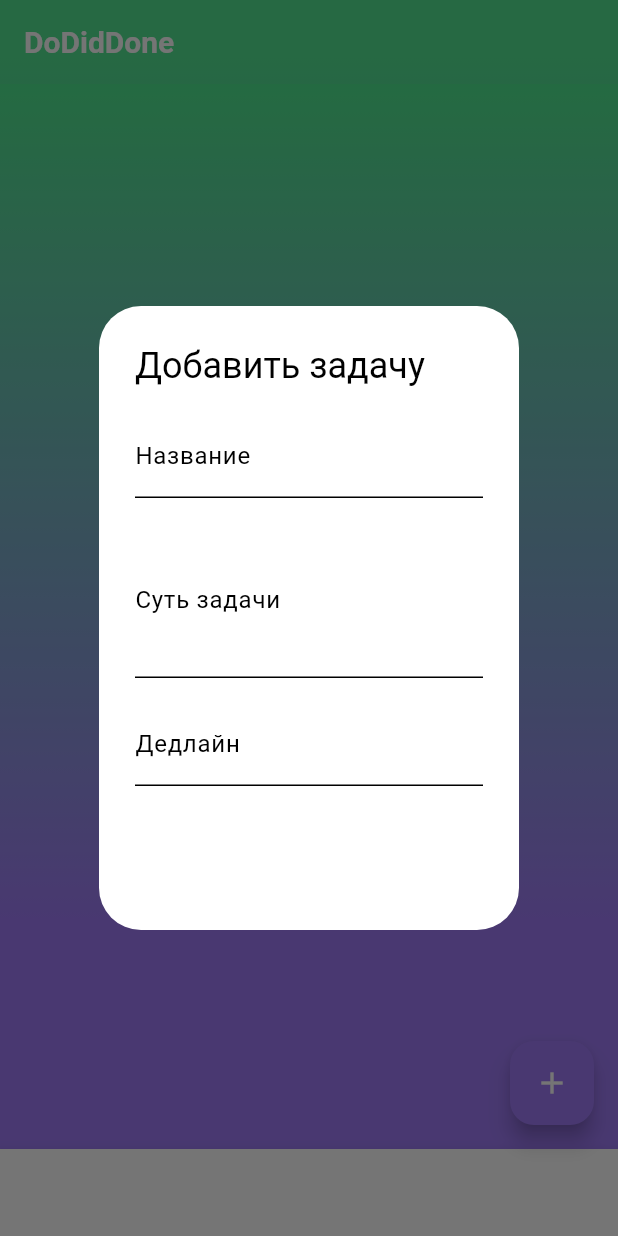
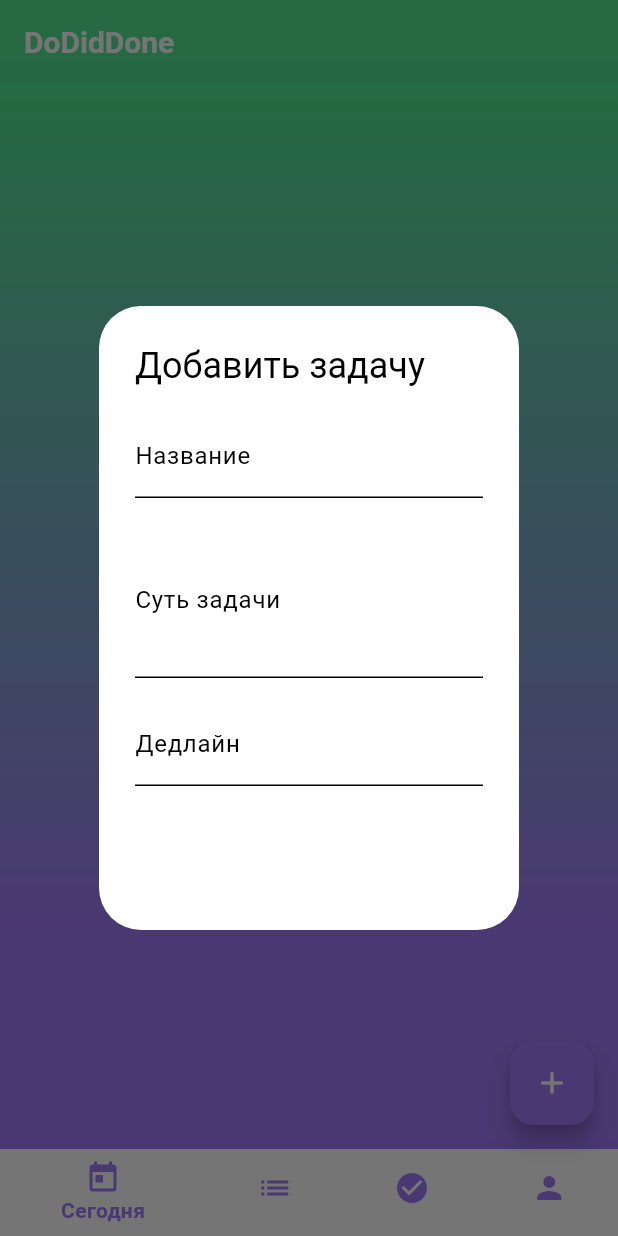
Before and after one commit to zigbug/zerocoderdodiddone, a Flutter app: the screen it shows after launch, after a tap on "Войти", after a tap on the "add" icon, on a phone screen of 412 x 824 dp. Run offline on Flutter 3.47's test engine with Material 3 defaults, Android fonts, the phone set to English and light mode, and no system bars; our stand-ins replace firebase_auth; accounts and stored records are empty; network calls fail.

Commit message:
исправления appbar и bottom

```diff
--- a/lib/pages/dodiddone_main.dart
+++ b/lib/pages/dodiddone_main.dart
@@ -124,21 +124,25 @@
         child: _screens[_selectedIndex],
       ),
       bottomNavigationBar: BottomNavigationBar(
-        items: const <BottomNavigationBarItem>[
+        items: <BottomNavigationBarItem>[
           BottomNavigationBarItem(
-            icon: Icon(Icons.today),
+            icon: Icon(Icons.today,
+                color: DoDidDoneTheme.lightTheme.primaryColor),
             label: 'Сегодня',
           ),
           BottomNavigationBarItem(
-            icon: Icon(Icons.list),
+            icon:
+                Icon(Icons.list, color: DoDidDoneTheme.lightTheme.primaryColor),
             label: 'Все',
           ),
           BottomNavigationBarItem(
-            icon: Icon(Icons.check_circle),
+            icon: Icon(Icons.check_circle,
+                color: DoDidDoneTheme.lightTheme.primaryColor),
             label: 'Выполненные',
           ),
           BottomNavigationBarItem(
-            icon: Icon(Icons.person),
+            icon: Icon(Icons.person,
+                color: DoDidDoneTheme.lightTheme.primaryColor),
             label: 'Профиль',
           ),
         ],
--- a/lib/themes/dodiddone_theme.dart
+++ b/lib/themes/dodiddone_theme.dart
@@ -16,6 +16,18 @@
         color: Colors.white,
         fontSize: 20,
         fontWeight: FontWeight.bold,
+      ),
+    ),
+    bottomNavigationBarTheme: BottomNavigationBarThemeData(
+      backgroundColor: Color.fromRGBO(115, 90, 172, 1),
+      selectedItemColor: const Color(0xFF9F7BF6),
+      unselectedItemColor: Colors.grey,
+      selectedLabelStyle: const TextStyle(
+        fontWeight: FontWeight.bold,
+      ),
+      unselectedLabelStyle: const TextStyle(
+        fontWeight: FontWeight.normal,
+        color: const Color(0xFF9F7BF6),
       ),
     ),
     buttonTheme: ButtonThemeData(
```
